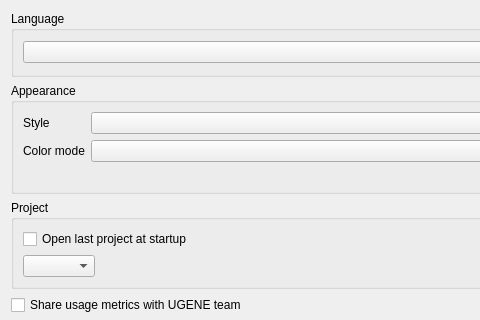
The window that src/ugeneui/src/app_settings/user_apps_settings/UserApplicationsSettingsWidget.ui (ugeneunipro/ugene) describes before a commit, drawn with Qt 5; both pictures show x 0 to 480 and y 0 to 320 of the 641 by 581 pixel window.
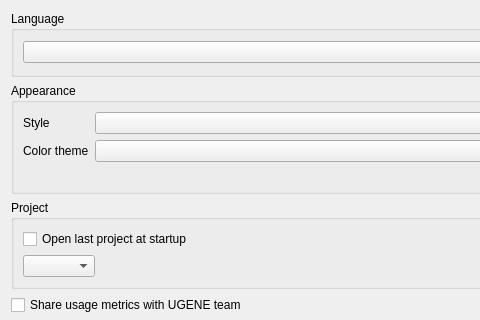
The same window after the commit.

Commit message: UGENE-7610 rename Color Mode with Color Theme

The edit to the form file:
```diff
--- a/src/ugeneui/src/app_settings/user_apps_settings/UserApplicationsSettingsWidget.ui
+++ b/src/ugeneui/src/app_settings/user_apps_settings/UserApplicationsSettingsWidget.ui
@@ -77,7 +77,7 @@
           <item>
            <widget class="QLabel" name="label_2">
             <property name="text">
-             <string>Color mode</string>
+             <string>Color theme</string>
             </property>
            </widget>
           </item>
```
Left out of the diff: 2 changed lines with no effect on the pictures. The commit also changes 293 other files.
